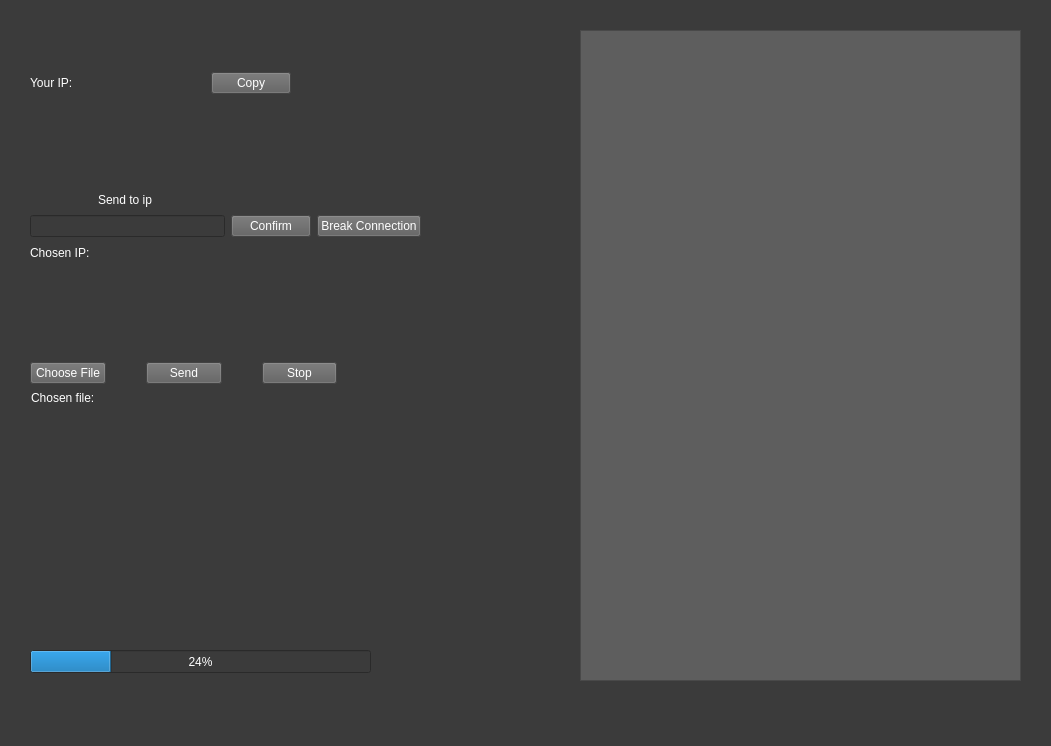
Qt form mainGUI.ui (Cral0202/P2P-File-Share) before a commit.
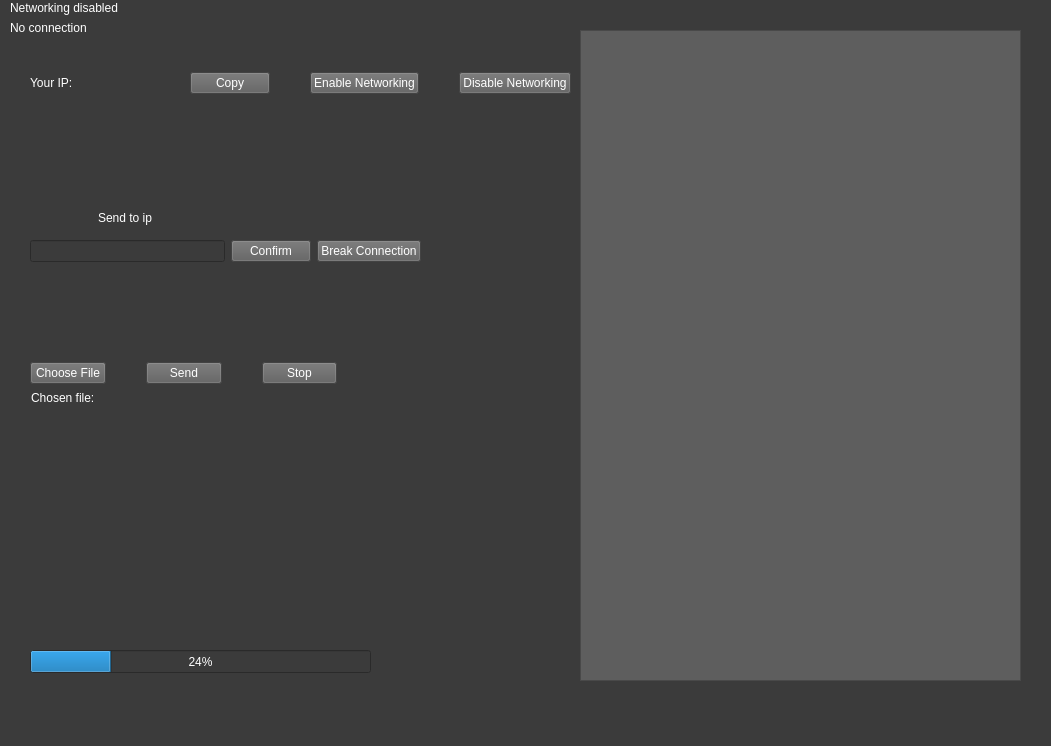
The same form after that commit.

Commit message: Added network class - still buggy

Patch:
```diff
--- a/mainGUI.ui
+++ b/mainGUI.ui
@@ -101,7 +101,7 @@
      <rect>
       <x>30</x>
       <y>70</y>
-      <width>261</width>
+      <width>541</width>
       <height>26</height>
      </rect>
     </property>
@@ -136,15 +136,37 @@
        </property>
       </widget>
      </item>
+     <item>
+      <widget class="QPushButton" name="enableNetworkingButton">
+       <property name="styleSheet">
+        <string notr="true">background-color: rgb(94, 94, 94);
+color: rgb(255, 255, 255);</string>
+       </property>
+       <property name="text">
+        <string>Enable Networking</string>
+       </property>
+      </widget>
+     </item>
+     <item>
+      <widget class="QPushButton" name="disableNetworkingButton">
+       <property name="styleSheet">
+        <string notr="true">background-color: rgb(94, 94, 94);
+color: rgb(255, 255, 255);</string>
+       </property>
+       <property name="text">
+        <string>Disable Networking</string>
+       </property>
+      </widget>
+     </item>
     </layout>
    </widget>
    <widget class="QWidget" name="layoutWidget">
     <property name="geometry">
      <rect>
       <x>30</x>
-      <y>190</y>
+      <y>201</y>
       <width>391</width>
-      <height>72</height>
+      <height>61</height>
      </rect>
     </property>
     <layout class="QVBoxLayout" name="receiverIPVBox">
@@ -201,22 +223,6 @@
        </item>
       </layout>
      </item>
-     <item>
-      <widget class="QLabel" name="ipToSendLabel">
-       <property name="sizePolicy">
-        <sizepolicy hsizetype="Expanding" vsizetype="Preferred">
-         <horstretch>0</horstretch>
-         <verstretch>0</verstretch>
-        </sizepolicy>
-       </property>
-       <property name="styleSheet">
-        <string notr="true">color: rgb(255, 255, 255);</string>
-       </property>
-       <property name="text">
-        <string>Chosen IP:</string>
-       </property>
-      </widget>
-     </item>
     </layout>
    </widget>
    <widget class="QWidget" name="layoutWidget">
@@ -267,6 +273,50 @@
      </item>
     </layout>
    </widget>
+   <widget class="QLabel" name="networkingLabel">
+    <property name="geometry">
+     <rect>
+      <x>10</x>
+      <y>0</y>
+      <width>501</width>
+      <height>16</height>
+     </rect>
+    </property>
+    <property name="sizePolicy">
+     <sizepolicy hsizetype="Expanding" vsizetype="Preferred">
+      <horstretch>0</horstretch>
+      <verstretch>0</verstretch>
+     </sizepolicy>
+    </property>
+    <property name="styleSheet">
+     <string notr="true">color: rgb(255, 255, 255);</string>
+    </property>
+    <property name="text">
+     <string>Networking disabled</string>
+    </property>
+   </widget>
+   <widget class="QLabel" name="connectionLabel">
+    <property name="geometry">
+     <rect>
+      <x>10</x>
+      <y>20</y>
+      <width>501</width>
+      <height>16</height>
+     </rect>
+    </property>
+    <property name="sizePolicy">
+     <sizepolicy hsizetype="Expanding" vsizetype="Preferred">
+      <horstretch>0</horstretch>
+      <verstretch>0</verstretch>
+     </sizepolicy>
+    </property>
+    <property name="styleSheet">
+     <string notr="true">color: rgb(255, 255, 255);</string>
+    </property>
+    <property name="text">
+     <string>No connection</string>
+    </property>
+   </widget>
   </widget>
   <widget class="QMenuBar" name="menubar">
    <property name="geometry">
```
Left out of the diff: 2 changed lines with no effect on the pictures. The commit also changes 5 other files.
